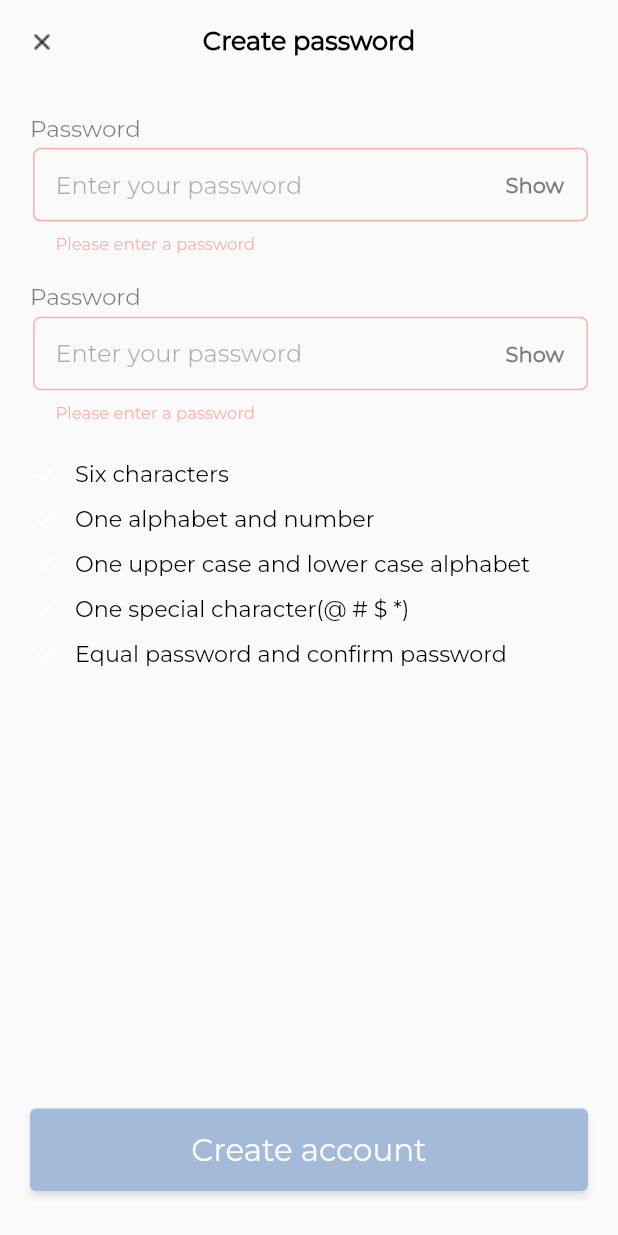
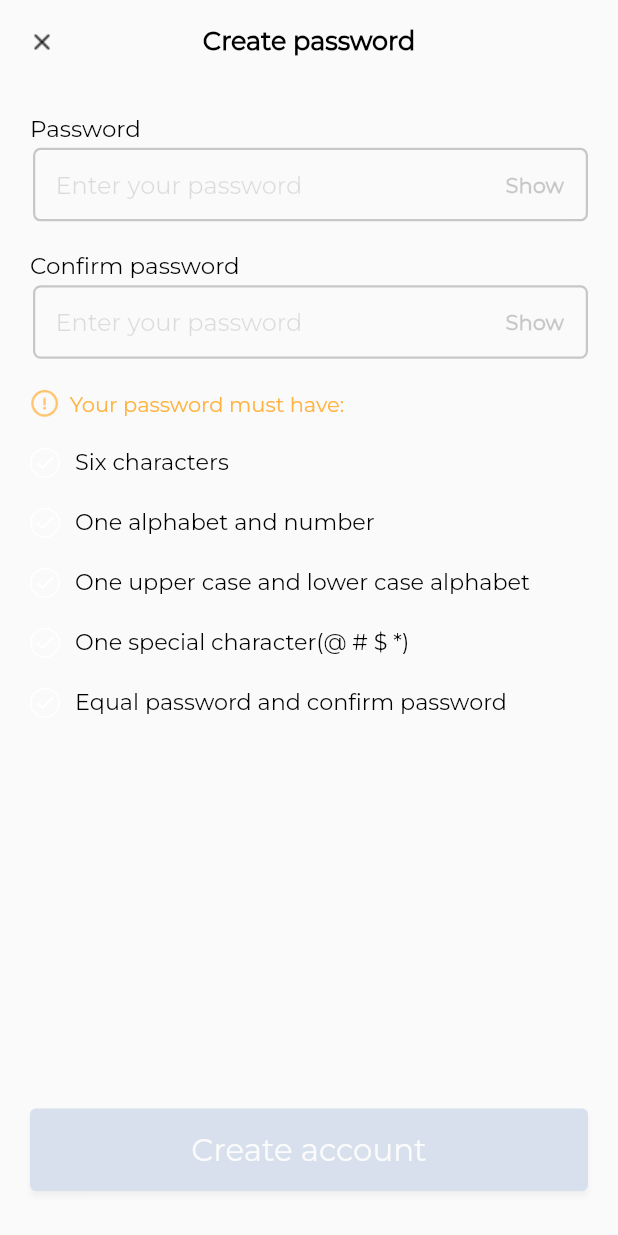
Before and after one commit to Raks-Javac/fundcheck, a Flutter app: the CreatePassword screen opened directly, on a phone screen of 412 x 824 dp. Run offline on Flutter 3.47's test engine with Material 2 defaults, Android fonts, the phone set to English and light mode, and no system bars; our stand-ins replace flutter_riverpod, flutter_screenutil, flutter_svg.

Commit message:
Implemented the new corrections

```diff
--- a/lib/src/features/authentication/register/views/create_password.dart
+++ b/lib/src/features/authentication/register/views/create_password.dart
@@ -6,7 +6,6 @@ import 'package:fundcheck/src/features/authentication/widget/check_validate.dart
 import 'package:fundcheck/src/shared/res/res.dart';
 import 'package:fundcheck/src/shared/res/ui_helper.dart';
 import 'package:fundcheck/src/shared/textfield/auth_textfield.dart';
-import 'package:fundcheck/src/shared/validators/f_validators.dart';
 import 'package:fundcheck/src/shared/widgets/buttons/primary_button.dart';
 
 class CreatePassword extends StatefulWidget {
@@ -17,7 +16,7 @@ class CreatePassword extends StatefulWidget {
 }
 
 class _CreatePasswordState extends State<CreatePassword> {
-  TextEditingController _passwordController1 = TextEditingController();
+  final TextEditingController _passwordController1 = TextEditingController();
 
   final TextEditingController _passwordController2 = TextEditingController();
   final _formKey = GlobalKey<FormState>();
@@ -49,18 +48,20 @@ class _CreatePasswordState extends State<CreatePassword> {
     });
   }
 
-  String password = '';
-  String confirmPassword = '';
-  bool isPasswordLength = false;
+
+   bool isPasswordLength = false;
    bool hasPasswordOneNumber = false;
    bool specialCharacter = false;
    bool equalPassword = false;
    bool passwordCheck = false;
+    String password = '';
+    String confirmPassword = '';
 
   onPasswordChange(String password){
     final numRegex = RegExp(r'[0-9]');
     final alphabetRegex = RegExp(r'[A-Z]');
     final specialRegex = RegExp(r'\W');
+
 
     setState(() {
        isPasswordLength = false;
@@ -75,13 +76,11 @@ class _CreatePasswordState extends State<CreatePassword> {
       if(specialRegex.hasMatch(password)){
         specialCharacter = true;
       }
-      passwordCheck = false;
-     if(confirmPassword == password){
-       passwordCheck = true;
+      equalPassword = false;
+     if(password == confirmPassword){
+       equalPassword = true;
      }
     });
-
-
   }
   @override
   Widget build(BuildContext context) {
@@ -110,26 +109,26 @@ class _CreatePasswordState extends State<CreatePassword> {
           key: _formKey,
           child: Column(
             children: [
+              const FAuthLabel(label: 'Password'),
               Opacity(
-                opacity: _opacityEnabled ? 1 : 0.5,
+                opacity: _opacityEnabled ? 1 : 0.2,
                 child: FAuthTField(
-                  label: 'Password',
                   obscureText: _obscure1,
                   textEditingController: _passwordController1,
-                  validator: (val) {
-                    if (val == null || val.isEmpty) {
-                      return 'Please enter a password';
-                    }
-                    if (val.length < 6) {
-                      return 'Password must be 6 character';
-                    }
-                    return null;
-                  },
+                  // validator: (val) {
+                  //   if (val == null || val.isEmpty) {
+                  //     return 'Please enter a password';
+                  //   }
+                  //   if (val.length < 6) {
+                  //     return 'Password must be 6 character';
+                  //   }
+                  //   return null;
+                  // },
                   onChanged: (value) {
                     checkOpacity();
                     onPasswordChange(value);
                     setState(() {
-                      password = value!;
+                       confirmPassword = value!;
                     });
                   },
                   hintText: 'Enter your password',
@@ -152,22 +151,22 @@ class _CreatePasswordState extends State<CreatePassword> {
                 ),
               ),
               addVertSpace(20),
+              const FAuthLabel(label: 'Confirm password'),
               Opacity(
-                opacity: _opacityEnabled ? 1 : 0.5,
+                opacity: _opacityEnabled ? 1 : 0.2,
                 child: FAuthTField(
-                  label: 'Password',
                   obscureText: _obscure2,
                   textEditingController: _passwordController2,
                   hintText: 'Enter your password',
-                  validator: (val) {
-                    if (val == null || val.isEmpty) {
-                      return 'Please enter a password';
-                    }
-                    if (val.length < 6) {
-                      return 'Password must be 6 character';
-                    }
-                    return null;
-                  },
+                  // validator: (val) {
+                  //   if (val == null || val.isEmpty) {
+                  //     return 'Please enter a password';
+                  //   }
+                  //   if (val.length < 6) {
+                  //     return 'Password must be 6 character';
+                  //   }
+                  //   return null;
+                  // },
                   // onSaved: (val){
                   //   confirmPassword = val!;
                   // },
@@ -175,7 +174,7 @@ class _CreatePasswordState extends State<CreatePassword> {
                     checkOpacity();
                      onPasswordChange(val);
                     setState(() {
-                      password = val!;
+                       password = val!;
                     });
                   },
                   suffixIcon: GestureDetector(
@@ -197,38 +196,55 @@ class _CreatePasswordState extends State<CreatePassword> {
                 ),
               ),
               addVertSpace(20),
+              Row(
+                children: [
+                  Image.asset('assets/images/info-circle.png', height: 17.sp,),
+                  addHorizonSpace(7),
+                  Text('Your password must have:', style: theme.textTheme.bodyMedium!.copyWith(color: FColors.primaryOrange),)
+                ],
+              ),
+              addVertSpace(15),
               Column(
                 children: [
                   ValPassword(
                     theme: theme,
                     label: 'Six characters',
+                     borderColor: passwordCheck ? FColors.primaryGrey : Colors.white,
                     color: isPasswordLength ? FColors.primaryGreen : Colors.transparent,
                   ),
+                   addVertSpace(10),
                   ValPassword(
                     theme: theme,
+                      borderColor: passwordCheck ? FColors.primaryGrey : Colors.white,
                     label: 'One alphabet and number',
                      color: hasPasswordOneNumber ? FColors.primaryGreen : Colors.transparent,
                   ),
+                   addVertSpace(10),
                   ValPassword(
                     theme: theme,
+                      borderColor: passwordCheck ? FColors.primaryGrey : Colors.white,
                     label: 'One upper case and lower case alphabet',
                      color: hasPasswordOneNumber ? FColors.primaryGreen : Colors.transparent,
                   ),
+                   addVertSpace(10),
                   ValPassword(
                     theme: theme,
+                    borderColor: passwordCheck ? FColors.primaryGrey : Colors.white,
                     label: 'One special character(@ # \$ *)',
                      color: specialCharacter ? FColors.primaryGreen : Colors.transparent,
                   ),
+                   addVertSpace(10),
                   ValPassword(
                     theme: theme,
+                  borderColor: passwordCheck ? FColors.primaryGrey : Colors.white,
                     label: 'Equal password and confirm password',
-                     color: passwordCheck ? FColors.primaryGreen : Colors.transparent,
+                     color: equalPassword ? FColors.primaryGreen : Colors.transparent,
                   ),
                 ],
               ),
-              Spacer(),
+            const  Spacer(),
               Opacity(
-                opacity: _opacityEnabled ? 1 : 0.5,
+                opacity: _opacityEnabled ? 1 : 0.2,
                 child: FWIdgetsPrimaryButton(
                     buttonTitle: 'Create account',
                     onPressed: () {
--- a/lib/src/features/authentication/register/views/success_reg.dart
+++ b/lib/src/features/authentication/register/views/success_reg.dart
@@ -2,9 +2,7 @@
  import 'package:flutter/material.dart';
 import 'package:flutter_screenutil/flutter_screenutil.dart';
 import 'package:fundcheck/src/core/navigation/navigation_helpers.dart';
-import 'package:fundcheck/src/features/authentication/register/views/create_password.dart';
 import 'package:fundcheck/src/shared/res/ui_helper.dart';
-import 'package:fundcheck/src/shared/textfield/auth_textfield.dart';
 import 'package:fundcheck/src/shared/widgets/buttons/primary_button.dart';
 
 class SuccessView extends StatelessWidget {
--- a/lib/src/features/authentication/register/views/verify_email.dart
+++ b/lib/src/features/authentication/register/views/verify_email.dart
@@ -31,8 +31,8 @@ class VerifyEmail extends StatelessWidget {
               'We need to verify your email address so, we sent you a unique code. Please input the correct code to continue to continue with your registration',
               style: theme.textTheme.bodyMedium),
                addVertSpace(30),
+         const FAuthLabel(label: 'Code'),
           FAuthTField(
-            label: 'Code',
             textEditingController: _otpController,
           ),
           addVertSpace(15),
--- a/lib/src/features/authentication/widget/check_validate.dart
+++ b/lib/src/features/authentication/widget/check_validate.dart
@@ -8,6 +8,7 @@ class ValPassword extends StatelessWidget {
   const ValPassword({
     required this.label,
     required this.color,
+    required this.borderColor,
     Key? key,
     required this.theme,
   }) : super(key: key);
@@ -15,6 +16,7 @@ class ValPassword extends StatelessWidget {
   final String label;
   final Color color;
   final ThemeData theme;
+  final Color borderColor;
 
   @override
   Widget build(BuildContext context) {
@@ -27,6 +29,7 @@ class ValPassword extends StatelessWidget {
           // padding: const EdgeInsets.all(2),
           duration: const Duration(milliseconds: 500),
           decoration: BoxDecoration(
+            border: Border.all(color: borderColor),
               color: color,
               borderRadius: BorderRadius.circular(50)),
           child: const Icon(
--- a/lib/src/shared/textfield/auth_textfield.dart
+++ b/lib/src/shared/textfield/auth_textfield.dart
@@ -10,7 +10,6 @@ import 'package:fundcheck/src/shared/res/ui_helper.dart';
 class FAuthTField extends StatelessWidget {
   final Widget? prefixIcon;
   final Widget? suffixIcon;
-  final String? label;
   final Function()? onTap;
   final String? hintText;
   final TextInputType? keyboardType;
@@ -24,7 +23,7 @@ class FAuthTField extends StatelessWidget {
   final int? maxLength;
   const FAuthTField({
     Key? key,
-    required this.label,
+
     this.prefixIcon,
     this.maxLength,
     this.onTap,
@@ -46,13 +45,7 @@ class FAuthTField extends StatelessWidget {
     return Column(
       crossAxisAlignment: CrossAxisAlignment.start,
       children: [
-        Text(
-          label!,
-          style: theme.textTheme.bodyMedium!.copyWith(
-             // fontWeight: FontWeight.w900,
-              fontSize: screenAwareSize(22, context)),
-        ),
-        SizedBox(height: 3.h),
+
         Padding(
           padding: const EdgeInsets.only(left: 2.0),
           child: SizedBox(
@@ -116,3 +109,27 @@ class FAuthTField extends StatelessWidget {
     );
   }
 }
+
+class FAuthLabel extends StatelessWidget {
+  const FAuthLabel({required this.label, super.key});
+  final String label;
+
+  @override
+  Widget build(BuildContext context) {
+    final theme = Theme.of(context);
+    return Column(
+      children: [
+         Align(
+           alignment: Alignment.centerLeft,
+           child: Text(
+            label,
+            style: theme.textTheme.bodyMedium!.copyWith(
+               // fontWeight: FontWeight.w900,
+                fontSize: screenAwareSize(22, context)),
+                 ),
+         ),
+        SizedBox(height: 3.h),
+      ],
+    );
+  }
+}
--- a/lib/src/shared/widgets/buttons/primary_button.dart
+++ b/lib/src/shared/widgets/buttons/primary_button.dart
@@ -7,10 +7,12 @@ class FWIdgetsPrimaryButton extends StatelessWidget {
   final String buttonTitle;
   final VoidCallback onPressed;
   final Widget? icon;
+  final Color? bgColor;
   const FWIdgetsPrimaryButton(
       {super.key,
       required this.buttonTitle,
       required this.onPressed,
+      this.bgColor,
       this.icon});
 
   @override
@@ -21,7 +23,7 @@ class FWIdgetsPrimaryButton extends StatelessWidget {
         borderRadius: BorderRadius.circular(4),
       ),
       onPressed: onPressed,
-      color: theme.primaryColor,
+      color: bgColor ?? theme.primaryColor,
       minWidth: MediaQuery.of(context).size.width,
       child: Padding(
         padding: const EdgeInsets.symmetric(vertical: 15.0),
```
Also changed, not shown: lib/src/features/authentication/register/views/register_v.dart (+14 -14 lines), assets/images/info-circle.png (added), lib/src/shared/validators/password_functionality.dart (line endings or trailing spaces).
